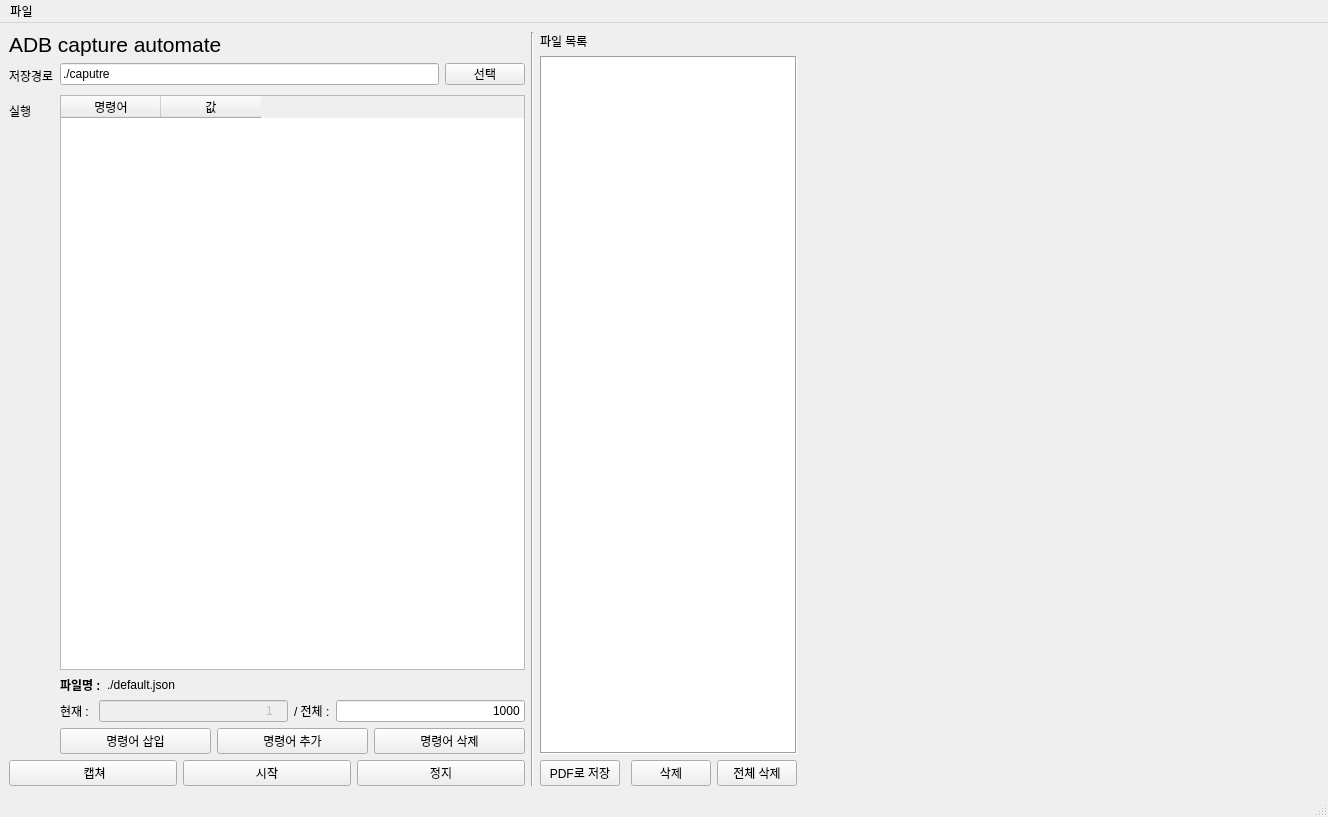
Above: mainUi.ui from gyuha/capture-macro before the change. Below: the same form after it.
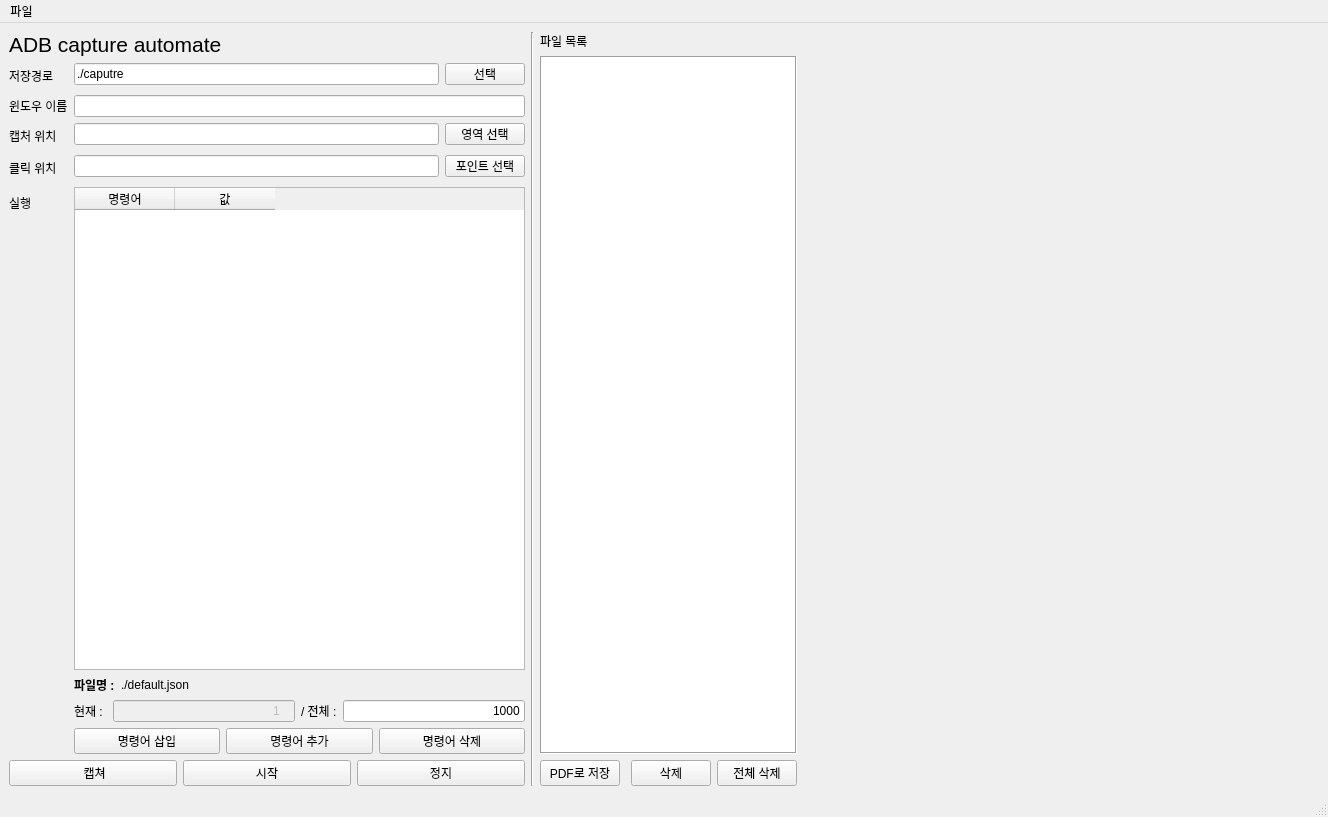
That is the form after the change.

Patch:
```diff
--- a/mainUi.ui
+++ b/mainUi.ui
@@ -83,7 +83,28 @@
           </item>
          </layout>
         </item>
-        <item row="1" column="0">
+        <item row="2" column="0">
+         <widget class="QLabel" name="label_7">
+          <property name="text">
+           <string>캡처 위치</string>
+          </property>
+         </widget>
+        </item>
+        <item row="2" column="1">
+         <layout class="QGridLayout" name="gridLayout_3">
+          <item row="0" column="0">
+           <widget class="QLineEdit" name="leRect"/>
+          </item>
+          <item row="0" column="1">
+           <widget class="QPushButton" name="btnCaptureRect">
+            <property name="text">
+             <string>영역 선택</string>
+            </property>
+           </widget>
+          </item>
+         </layout>
+        </item>
+        <item row="4" column="0">
          <widget class="QLabel" name="label_2">
           <property name="font">
            <font>
@@ -96,7 +117,7 @@
           </property>
          </widget>
         </item>
-        <item row="1" column="1">
+        <item row="4" column="1">
          <layout class="QVBoxLayout" name="verticalLayout_4" stretch="0,0,0,0">
           <item>
            <widget class="QTableWidget" name="macroTable">
@@ -225,6 +246,37 @@
           </item>
          </layout>
         </item>
+        <item row="1" column="0">
+         <widget class="QLabel" name="label_8">
+          <property name="text">
+           <string>윈도우 이름</string>
+          </property>
+         </widget>
+        </item>
+        <item row="1" column="1">
+         <widget class="QLineEdit" name="lbActiveWindowName"/>
+        </item>
+        <item row="3" column="0">
+         <widget class="QLabel" name="label_9">
+          <property name="text">
+           <string>클릭 위치</string>
+          </property>
+         </widget>
+        </item>
+        <item row="3" column="1">
+         <layout class="QGridLayout" name="gridLayout_2">
+          <item row="0" column="0">
+           <widget class="QLineEdit" name="lineEdit"/>
+          </item>
+          <item row="0" column="1">
+           <widget class="QPushButton" name="pushButton">
+            <property name="text">
+             <string>포인트 선택</string>
+            </property>
+           </widget>
+          </item>
+         </layout>
+        </item>
        </layout>
       </item>
       <item>
```
